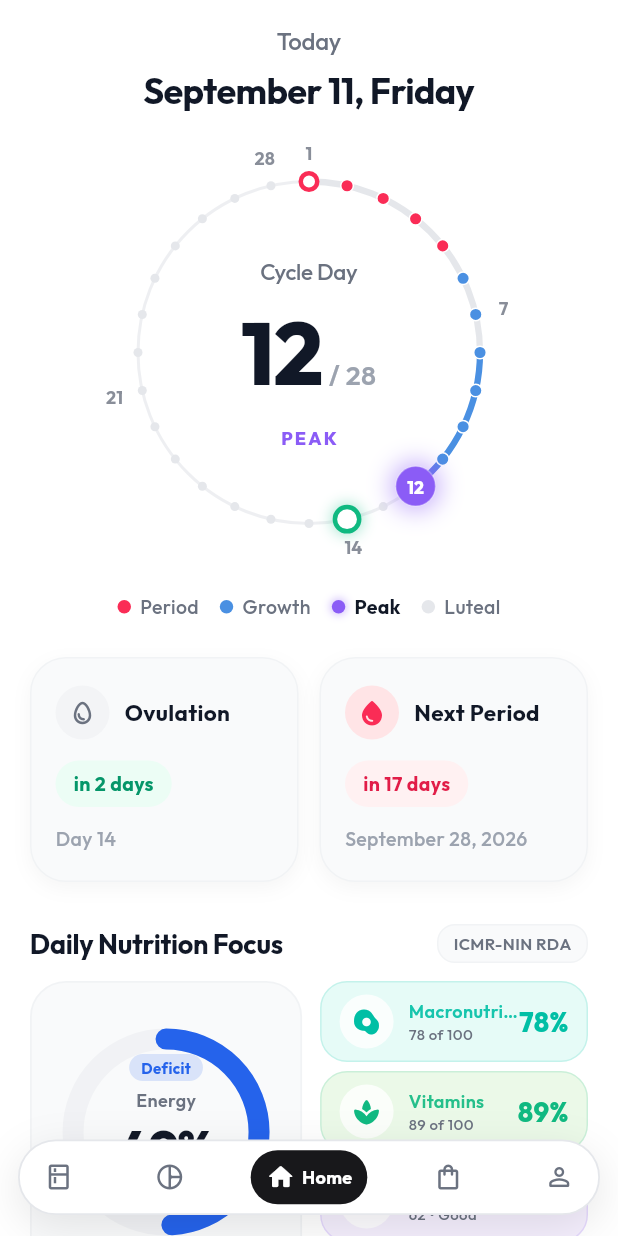
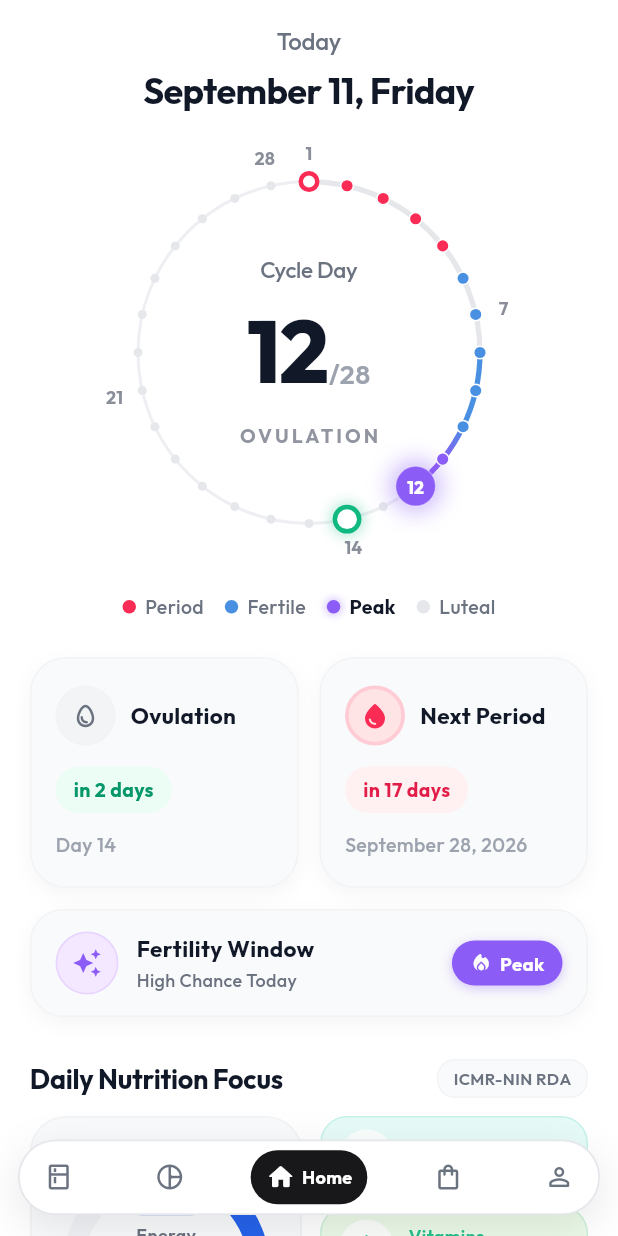
Before and after one commit to vishnunandan555/RituRasa, a Flutter app: the screen it shows after launch, on a phone screen of 412 x 824 dp. Run offline on Flutter 3.47's test engine with Material 3 defaults, Android fonts, the light colour scheme and no system bars; drawn by our look-alikes of flutter_animate, google_nav_bar; our stand-ins replace dio, equatable, flutter_riverpod, google_fonts, sqflite, sqflite_common_ffi; accounts and stored records are empty.

Commit message:
feat(ui): align Cycle UI with reference mockup including fertility window card and glowing accents

```diff
--- a/lib/presentation/home/screens/home_screen.dart
+++ b/lib/presentation/home/screens/home_screen.dart
@@ -6,6 +6,7 @@ import 'package:riturasa/core/theme/riturasa_theme.dart';
 import 'package:riturasa/domain/models/nutrient_category.dart';
 import 'package:riturasa/presentation/home/widgets/cycle_metric_card.dart';
 import 'package:riturasa/presentation/home/widgets/cycle_wheel.dart';
+import 'package:riturasa/presentation/home/widgets/fertility_window_card.dart';
 import 'package:riturasa/presentation/home/widgets/hydration_card.dart';
 import 'package:riturasa/presentation/home/widgets/nutrition_overview_section.dart';
 import 'package:riturasa/presentation/home/widgets/phase_legend.dart';
@@ -170,6 +171,10 @@ class _HomeScreenState extends ConsumerState<HomeScreen> {
                       color: theme.periodColor,
                     ),
                     iconBgColor: theme.nextPeriodIconBg,
+                    iconBorder: Border.all(
+                      color: const Color(0xFFFFCCD5),
+                      width: 2.5,
+                    ),
                     title: 'Next Period',
                     pillText: 'in $daysToNextPeriod days',
                     pillBgColor: theme.pillNextPeriodBg,
@@ -187,9 +192,24 @@ class _HomeScreenState extends ConsumerState<HomeScreen> {
                   .fadeIn(duration: 700.ms, delay: 350.ms)
                   .slideY(begin: 0.15, end: 0),
 
+              const SizedBox(height: 14),
+
+              // 5. Fertility Window Card (e.g. Fertility Window / High Chance Today / 🔥 Peak)
+              FertilityWindowCard(
+                currentCycleDay: _activeDay,
+                onTap: () {
+                  setState(() {
+                    _activeDay = 12;
+                  });
+                },
+              )
+                  .animate()
+                  .fadeIn(duration: 700.ms, delay: 400.ms)
+                  .slideY(begin: 0.15, end: 0),
+
               const SizedBox(height: 28),
 
-              // 5. Nutrient Tracking Policy: Composite Dial & 3 Sub-Cards
+              // 6. Nutrient Tracking Policy: Composite Dial & 3 Sub-Cards
               NutritionOverviewSection(
                 categories: nutrientCategories,
               )
@@ -199,7 +219,7 @@ class _HomeScreenState extends ConsumerState<HomeScreen> {
 
               const SizedBox(height: 20),
 
-              // 6. Standalone Hydration (Water) Card
+              // 7. Standalone Hydration (Water) Card
               const HydrationCard()
                   .animate()
                   .fadeIn(duration: 700.ms, delay: 550.ms)
@@ -216,9 +236,9 @@ class _HomeScreenState extends ConsumerState<HomeScreen> {
   String _getPhaseNameForDay(int day) {
     if (day <= 5) {
       return 'Period';
-    } else if (day <= 11) {
-      return 'Growth';
-    } else if (day <= 16) {
+    } else if (day <= 10) {
+      return 'Fertile';
+    } else if (day <= 14) {
       return day == 14 ? 'Ovulation' : 'Peak';
     } else {
       return 'Luteal';
--- a/lib/presentation/home/widgets/cycle_metric_card.dart
+++ b/lib/presentation/home/widgets/cycle_metric_card.dart
@@ -10,12 +10,14 @@ class CycleMetricCard extends StatelessWidget {
   final Color pillBgColor;
   final Color pillTextColor;
   final String subtitle;
+  final BoxBorder? iconBorder;
   final VoidCallback? onTap;
 
   const CycleMetricCard({
     super.key,
     required this.icon,
     required this.iconBgColor,
+    this.iconBorder,
     required this.title,
     required this.pillText,
     required this.pillBgColor,
@@ -52,11 +54,12 @@ class CycleMetricCard extends StatelessWidget {
               Row(
                 children: [
                   Container(
-                    width: 36,
-                    height: 36,
+                    width: 40,
+                    height: 40,
                     decoration: BoxDecoration(
                       color: iconBgColor,
                       shape: BoxShape.circle,
+                      border: iconBorder ?? Border.all(color: theme.cardBorder, width: 1.0),
                     ),
                     alignment: Alignment.center,
                     child: icon,
--- a/lib/presentation/home/widgets/cycle_wheel.dart
+++ b/lib/presentation/home/widgets/cycle_wheel.dart
@@ -206,24 +206,21 @@ class _CycleWheelState extends State<CycleWheel> with TickerProviderStateMixin {
                           );
                         },
                       ),
-                      const SizedBox(width: 4),
                       Text(
-                        '/ ${widget.totalCycleDays}',
+                        '/${widget.totalCycleDays}',
                         style: theme.cycleDayTotalStyle,
                       ),
                     ],
                   ),
-                  const SizedBox(height: 8),
-                  // Phase Label with matching theme phase color
-                  AnimatedDefaultTextStyle(
-                    duration: const Duration(milliseconds: 300),
+                  const SizedBox(height: 6),
+                  // Phase Label (Subtle spaced uppercase matching screenshot e.g. OVULATION)
+                  Text(
+                    _getPhaseNameForDay(_selectedDay).toUpperCase(),
                     style: theme.cyclePhaseLabelStyle.copyWith(
-                      color: _getPhaseColor(_selectedDay, theme),
-                      letterSpacing: 1.5,
-                      fontWeight: FontWeight.w800,
-                    ),
-                    child: Text(
-                      _getPhaseNameForDay(_selectedDay).toUpperCase(),
+                      fontSize: 13,
+                      fontWeight: FontWeight.w700,
+                      letterSpacing: 2.0,
+                      color: theme.textSecondary.withValues(alpha: 0.75),
                     ),
                   ),
                 ],
@@ -240,15 +237,8 @@ class _CycleWheelState extends State<CycleWheel> with TickerProviderStateMixin {
 
   String _getPhaseNameForDay(int day) {
     if (day <= 5) return 'Period';
-    if (day <= 11) return 'Growth';
-    if (day <= 16) return day == 14 ? 'Ovulation' : 'Peak';
+    if (day <= 10) return 'Fertile';
+    if (day <= 14) return 'Ovulation';
     return 'Luteal';
   }
-
-  Color _getPhaseColor(int day, RituRasaThemeExtension theme) {
-    if (day <= 5) return theme.periodColor;
-    if (day <= 11) return theme.growthColor;
-    if (day <= 16) return day == 14 ? theme.ovulationHighlightColor : theme.peakColor;
-    return theme.textSecondary;
-  }
 }
--- a/lib/presentation/home/widgets/cycle_wheel_painter.dart
+++ b/lib/presentation/home/widgets/cycle_wheel_painter.dart
@@ -70,28 +70,39 @@ class CycleWheelPainter extends CustomPainter {
       // - Days 12 to 16: Peak (solid purple)
       // - Days 16 to 17: Smooth micro-blend to Luteal (neutral slate)
       // - Days 17 to 28: Luteal (neutral slate)
+      // Gradient stops mapped across the 28-day cycle matching the mockup:
+      // - Days 1 to 5: Period (solid crimson)
+      // - Days 5 to 6: Micro-blend to Fertile (blue)
+      // - Days 6 to 10: Fertile (solid blue)
+      // - Days 10 to 11: Micro-blend to Peak (purple)
+      // - Days 11 to 13: Peak (solid purple)
+      // - Days 13 to 14: Micro-blend to Ovulation (emerald mint)
+      // - Days 14 to 15: Micro-blend to Luteal (neutral slate)
+      // - Days 15 to 28: Luteal (neutral slate)
       final sweepGradient = SweepGradient(
         center: Alignment.center,
         startAngle: startAngle,
         endAngle: startAngle + (2 * pi),
         colors: [
-          theme.periodColor, // Day 1
-          theme.periodColor, // Day 5
-          theme.growthColor, // Day 6
-          theme.growthColor, // Day 11
-          theme.peakColor,   // Day 12
-          theme.peakColor,   // Day 16
-          theme.lutealColor, // Day 17
-          theme.lutealColor, // Day 28
+          theme.periodColor,             // Day 1
+          theme.periodColor,             // Day 5
+          theme.growthColor,             // Day 6
+          theme.growthColor,             // Day 10
+          theme.peakColor,               // Day 11
+          theme.peakColor,               // Day 13
+          theme.ovulationHighlightColor, // Day 14
+          theme.lutealColor,             // Day 15
+          theme.lutealColor,             // Day 28
         ],
         stops: const [
           0.0,            // Day 1
           4.0 / 28.0,     // Day 5
           5.0 / 28.0,     // Day 6
+          9.0 / 28.0,     // Day 10
           10.0 / 28.0,    // Day 11
-          11.0 / 28.0,    // Day 12
-          15.0 / 28.0,    // Day 16
-          16.0 / 28.0,    // Day 17
+          12.0 / 28.0,    // Day 13
+          13.0 / 28.0,    // Day 14
+          14.0 / 28.0,    // Day 15
           1.0,            // Day 28
         ],
       );
@@ -99,7 +110,7 @@ class CycleWheelPainter extends CustomPainter {
       final arcPaint = Paint()
         ..shader = sweepGradient.createShader(dialRect)
         ..style = PaintingStyle.stroke
-        ..strokeWidth = 4.2
+        ..strokeWidth = 3.5
         ..strokeCap = StrokeCap.round;
 
       canvas.drawArc(
@@ -276,13 +287,15 @@ class CycleWheelPainter extends CustomPainter {
 
   Color _getColorForDay(int day) {
     if (day <= 5) {
-      return theme.periodColor; // Period
-    } else if (day <= 11) {
-      return theme.growthColor; // Growth
-    } else if (day <= 16) {
-      return theme.peakColor; // Peak / Ovulation
+      return theme.periodColor; // Period (Days 1 - 5)
+    } else if (day <= 10) {
+      return theme.growthColor; // Fertile / Growth (Days 6 - 10)
+    } else if (day <= 13) {
+      return theme.peakColor; // Peak (Days 11 - 13)
+    } else if (day == 14) {
+      return theme.ovulationHighlightColor; // Ovulation (Day 14)
     } else {
-      return theme.lutealColor; // Luteal
+      return theme.lutealColor; // Luteal (Days 15 - 28)
     }
   }
 
--- /dev/null
+++ b/lib/presentation/home/widgets/fertility_window_card.dart
@@ -0,0 +1,187 @@
+import 'package:flutter/material.dart';
+import 'package:google_fonts/google_fonts.dart';
+import 'package:riturasa/core/theme/riturasa_theme.dart';
+
+/// Full-width status card displaying the user's fertility window and current phase badge
+/// (e.g. "Fertility Window / High Chance Today" with "🔥 Peak" pill) matching the reference UI mockup.
+class FertilityWindowCard extends StatelessWidget {
+  final int currentCycleDay;
+  final VoidCallback? onTap;
+
+  const FertilityWindowCard({
+    super.key,
+    required this.currentCycleDay,
+    this.onTap,
+  });
+
+  @override
+  Widget build(BuildContext context) {
+    final theme = context.rituTheme;
+    final (title, subtitle, badgeText, badgeIcon, badgeColor, iconData, iconColor, iconBg, iconBorder) =
+        _getInfoForDay(currentCycleDay, theme);
+
+    return GestureDetector(
+      onTap: onTap,
+      child: Container(
+        width: double.infinity,
+        padding: const EdgeInsets.symmetric(horizontal: 16.0, vertical: 14.0),
+        decoration: BoxDecoration(
+          color: theme.cardBackground,
+          borderRadius: BorderRadius.circular(22.0),
+          border: Border.all(color: theme.cardBorder, width: 1.0),
+          boxShadow: [
+            BoxShadow(
+              color: theme.cardShadow,
+              blurRadius: 10.0,
+              offset: const Offset(0, 4),
+            ),
+          ],
+        ),
+        child: Row(
+          children: [
+            // Left circular icon with subtle border
+            Container(
+              width: 42,
+              height: 42,
+              decoration: BoxDecoration(
+                color: iconBg,
+                shape: BoxShape.circle,
+                border: Border.all(color: iconBorder, width: 1.2),
+              ),
+              alignment: Alignment.center,
+              child: Icon(
+                iconData,
+                size: 20,
+                color: iconColor,
+              ),
+            ),
+            const SizedBox(width: 12),
+
+            // Title and subtitle
+            Expanded(
+              child: Column(
+                crossAxisAlignment: CrossAxisAlignment.start,
+                mainAxisSize: MainAxisSize.min,
+                children: [
+                  Text(
+                    title,
+                    style: GoogleFonts.outfit(
+                      fontSize: 15,
+                      fontWeight: FontWeight.w700,
+                      color: theme.textPrimary,
+                    ),
+                    maxLines: 1,
+                    overflow: TextOverflow.ellipsis,
+                  ),
+                  const SizedBox(height: 2),
+                  Text(
+                    subtitle,
+                    style: GoogleFonts.outfit(
+                      fontSize: 12,
+                      fontWeight: FontWeight.w500,
+                      color: theme.textSecondary,
+                    ),
+                    maxLines: 1,
+                    overflow: TextOverflow.ellipsis,
+                  ),
+                ],
+              ),
+            ),
+
+            const SizedBox(width: 8),
+
+            // Right Phase Pill Badge with Flame/Phase Icon
+            Container(
+              padding: const EdgeInsets.symmetric(horizontal: 12.0, vertical: 6.0),
+              decoration: BoxDecoration(
+                color: badgeColor,
+                borderRadius: BorderRadius.circular(16.0),
+                boxShadow: [
+                  BoxShadow(
+                    color: badgeColor.withValues(alpha: 0.35),
+                    blurRadius: 6.0,
+                    offset: const Offset(0, 2),
+                  ),
+                ],
+              ),
+              child: Row(
+                mainAxisSize: MainAxisSize.min,
+                children: [
+                  Icon(
+                    badgeIcon,
+                    size: 15,
+                    color: Colors.white,
+                  ),
+                  const SizedBox(width: 5),
+                  Text(
+                    badgeText,
+                    style: GoogleFonts.outfit(
+                      fontSize: 12.5,
+                      fontWeight: FontWeight.w700,
+                      color: Colors.white,
+                    ),
+                  ),
+                ],
+              ),
+            ),
+          ],
+        ),
+      ),
+    );
+  }
+
+  (String, String, String, IconData, Color, IconData, Color, Color, Color) _getInfoForDay(
+    int day,
+    RituRasaThemeExtension theme,
+  ) {
+    if (day >= 11 && day <= 14) {
+      return (
+        'Fertility Window',
+        'High Chance Today',
+        'Peak',
+        Icons.local_fire_department_rounded,
+        theme.peakColor,
+        Icons.auto_awesome,
+        theme.peakColor,
+        const Color(0xFFF3E8FF),
+        const Color(0xFFE9D5FF),
+      );
+    } else if (day >= 6 && day <= 10) {
+      return (
+        'Fertile Window',
+        'Moderate Chance Today',
+        'Fertile',
+        Icons.trending_up_rounded,
+        theme.growthColor,
+        Icons.spa_outlined,
+        theme.growthColor,
+        const Color(0xFFEFF6FF),
+        const Color(0xFFDBEAFE),
+      );
+    } else if (day <= 5) {
+      return (
+        'Menstrual Phase',
+        'Low Conception Chance',
+        'Period',
+        Icons.water_drop_rounded,
+        theme.periodColor,
+        Icons.water_drop_outlined,
+        theme.periodColor,
+        const Color(0xFFFFF1F2),
+        const Color(0xFFFFE4E6),
+      );
+    } else {
+      return (
+        'Luteal Phase',
+        'Low Conception Chance',
+        'Luteal',
+        Icons.shield_outlined,
+        theme.textSecondary,
+        Icons.nightlight_outlined,
+        theme.textSecondary,
+        const Color(0xFFF3F4F6),
+        const Color(0xFFE5E7EB),
+      );
+    }
+  }
+}
--- a/lib/presentation/home/widgets/phase_legend.dart
+++ b/lib/presentation/home/widgets/phase_legend.dart
@@ -31,8 +31,8 @@ class PhaseLegend extends StatelessWidget {
             const SizedBox(width: 14),
             _LegendItem(
               color: theme.growthColor,
-              label: 'Growth',
-              isActive: activePhase?.toLowerCase() == 'growth',
+              label: 'Fertile',
+              isActive: activePhase?.toLowerCase() == 'fertile' || activePhase?.toLowerCase() == 'growth',
               theme: theme,
             ),
             const SizedBox(width: 14),
```
Also changed, not shown: 2 other files.
